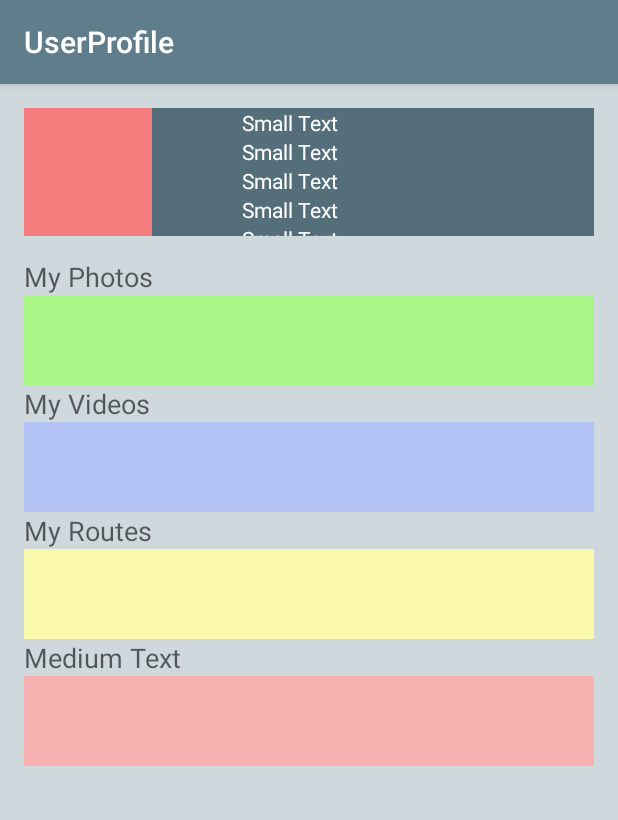
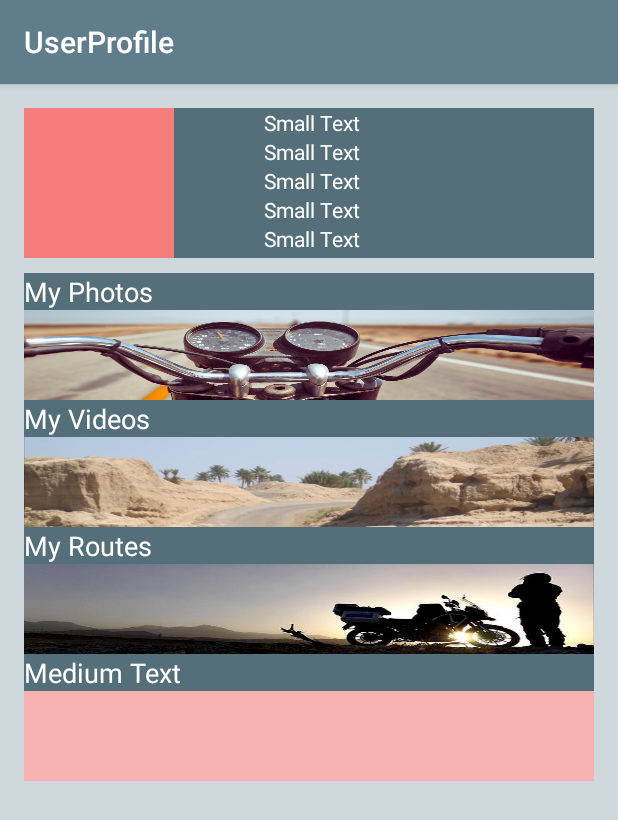
Before and after one commit to 46989414t/BikeWorld, an Android app: the UserProfile screen opened directly, with no data from a screen before it, on a phone screen of 412 x 824 dp. Shown: the top 820 px of the screen. Run offline under Robolectric (Android 15) with nearby library versions, the phone set to English and light mode, and no system bars.

```diff
--- a/app/src/main/java/com/bikeworld/bikeworld/PantallaLogin.java
+++ b/app/src/main/java/com/bikeworld/bikeworld/PantallaLogin.java
@@ -116,7 +116,7 @@ public class PantallaLogin extends AppCompatActivity {
 
     }
     public void enviarAlMenu(){
-        Intent act2 = new Intent(this, MenuPrincipalUsuario.class);
+        Intent act2 = new Intent(this, MenuPrincipalTipo2.class);
         startActivity(act2);
     }
 
--- a/app/src/main/java/com/bikeworld/bikeworld/UserProfile.java
+++ b/app/src/main/java/com/bikeworld/bikeworld/UserProfile.java
@@ -3,6 +3,7 @@ package com.bikeworld.bikeworld;
 import android.os.Bundle;
 import android.support.v7.app.AppCompatActivity;
 import android.support.v7.widget.Toolbar;
+import android.view.View;
 import android.widget.ArrayAdapter;
 import android.widget.ListView;
 
@@ -30,5 +31,9 @@ public class UserProfile extends AppCompatActivity {
     }
 
 
+    public void onGoToMyPhotos(View view) {
+    }
 
+    public void onGoToMyVideos(View view) {
+    }
 }
--- a/app/src/main/res/layout/content_user_profile.xml
+++ b/app/src/main/res/layout/content_user_profile.xml
@@ -13,8 +13,10 @@
 
     <ScrollView
         android:layout_width="match_parent"
-        android:layout_height="match_parent"
-        android:id="@+id/scrollView" >
+        android:layout_height="wrap_content"
+        android:id="@+id/scrollView"
+        android:layout_marginTop="110dp"
+        android:background="#546e7a">
 
         <LinearLayout
             android:orientation="vertical"
@@ -27,46 +29,51 @@
                 android:textAppearance="?android:attr/textAppearanceMedium"
                 android:text="My Photos"
                 android:id="@+id/textView12"
-                android:layout_marginTop="100dp" />
+                android:textColor="@android:color/white" />
 
             <ImageButton
                 android:layout_width="match_parent"
                 android:layout_height="60dp"
-                android:id="@+id/imageButton"
-                android:background="#a9f686" />
+                android:id="@+id/buttonMyPhotos"
+                android:background="@drawable/my_photos"
+                android:onClick="onGoToMyPhotos" />
 
             <TextView
                 android:layout_width="wrap_content"
                 android:layout_height="wrap_content"
                 android:textAppearance="?android:attr/textAppearanceMedium"
                 android:text="My Videos"
-                android:id="@+id/textView13" />
+                android:id="@+id/textView13"
+                android:textColor="@android:color/white" />
 
             <ImageButton
                 android:layout_width="match_parent"
                 android:layout_height="60dp"
-                android:id="@+id/imageButton2"
-                android:background="#b3c3f6" />
+                android:id="@+id/buttonMyVideos"
+                android:background="@drawable/my_videos"
+                android:onClick="onGoToMyVideos" />
 
             <TextView
                 android:layout_width="wrap_content"
                 android:layout_height="wrap_content"
                 android:textAppearance="?android:attr/textAppearanceMedium"
                 android:text="My Routes"
-                android:id="@+id/textView14" />
+                android:id="@+id/textView14"
+                android:textColor="@android:color/white" />
 
             <ImageButton
                 android:layout_width="match_parent"
                 android:layout_height="60dp"
                 android:id="@+id/imageButton3"
-                android:background="#f9f8ab" />
+                android:background="@drawable/my_routes" />
 
             <TextView
                 android:layout_width="wrap_content"
                 android:layout_height="wrap_content"
                 android:textAppearance="?android:attr/textAppearanceMedium"
                 android:text="Medium Text"
-                android:id="@+id/textView15" />
+                android:id="@+id/textView15"
+                android:textColor="@android:color/white" />
 
             <ImageButton
                 android:layout_width="match_parent"
@@ -86,8 +93,8 @@
         android:background="#546E7A">
 
         <ImageView
-            android:layout_width="85dp"
-            android:layout_height="85dp"
+            android:layout_width="100dp"
+            android:layout_height="100dp"
             android:id="@+id/imageView"
             android:background="#f67d7d" />
 
--- a/app/src/main/res/values/strings.xml
+++ b/app/src/main/res/values/strings.xml
@@ -19,4 +19,6 @@
     <string name="title_activity_menu_principal_usuario">MenuPrincipalUsuario</string>
     <string name="title_activity_create_user">createUser</string>
     <string name="title_activity_user_profile">UserProfile</string>
+    <string name="title_activity_menu_principal_tipo2">MenuPrincipalTipo2</string>
+    <string name="title_activity_my_videos">MyVideos</string>
 </resources>
```
Also changed, not shown: app/src/main/AndroidManifest.xml (+18 -0 lines), app/src/main/java/com/bikeworld/bikeworld/MenuPrincipalTipo2.java (added, +24 -0 lines), app/src/main/java/com/bikeworld/bikeworld/MyVideos.java (added, +28 -0 lines), app/src/main/res/layout/activity_menu_principal_tipo2.xml (added, +20 -0 lines), app/src/main/res/layout/activity_my_videos.xml (added, +20 -0 lines), app/src/main/res/layout/content_menu_principal_tipo2.xml (added, +89 -0 lines), app/src/main/res/layout/content_my_videos.xml (added, +31 -0 lines), app/src/main/res/drawable/menu_concentraciones.png (added), app/src/main/res/drawable/menu_reports.png (added), app/src/main/res/drawable/menu_rutas.png (added), app/src/main/res/drawable/my_photos.png (added), app/src/main/res/drawable/my_routes.png (added), app/src/main/res/drawable/my_videos.png (added).
